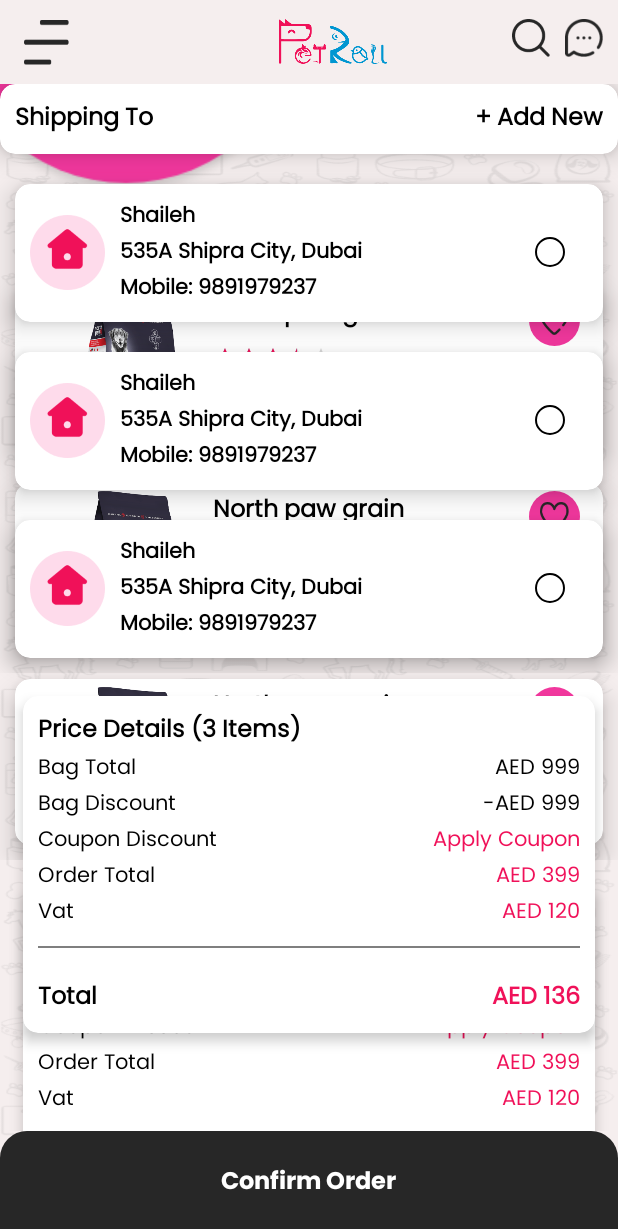
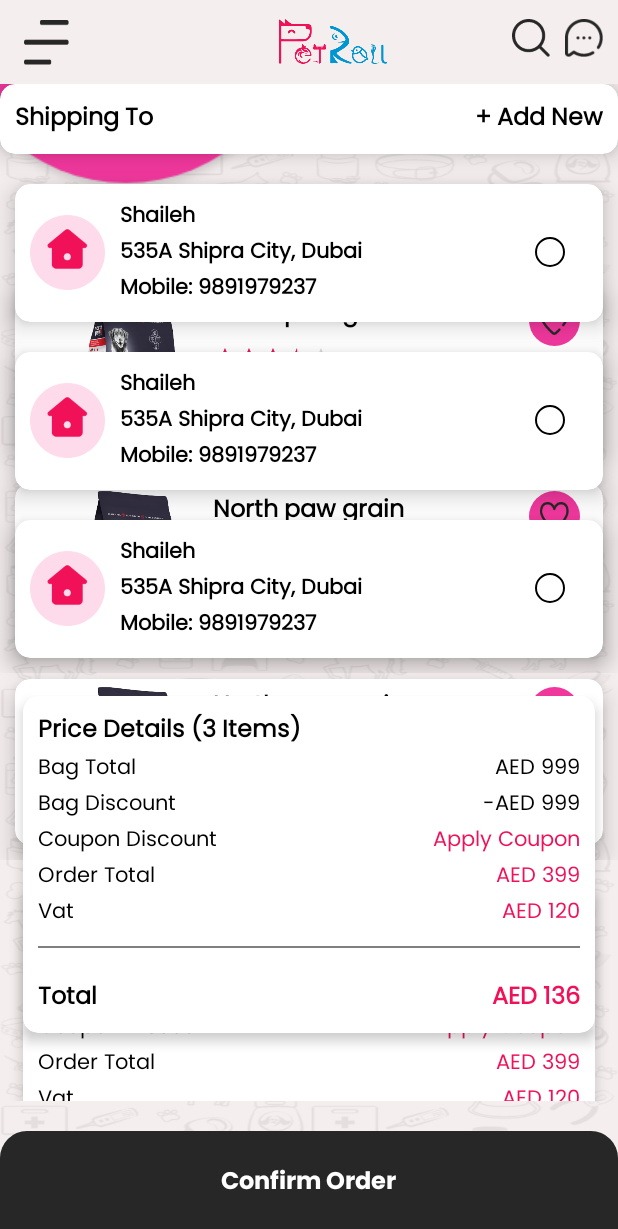
Before and after one commit to aman-adsandurl/petroll_user, an Android app: the fragment AddressFragment placed in its activity, on a phone screen of 412 x 824 dp. Shown: the top 1229 px of the screen. Run offline under Robolectric (Android 15) with nearby library versions, the phone set to English and light mode, and no system bars; libraries missing offline, so code that uses them is left out: com.etebarian.meowbottomnavigation; plain views replace MeowBottomNavigation; 7 statements that could not run were skipped.

Commit message:
activity_base: fixed bottom margin

```diff
--- a/app/src/main/res/layout/activity_base.xml
+++ b/app/src/main/res/layout/activity_base.xml
@@ -1,50 +1,53 @@
 <?xml version="1.0" encoding="utf-8"?>
 <androidx.drawerlayout.widget.DrawerLayout xmlns:android="http://schemas.android.com/apk/res/android"
+    xmlns:app="http://schemas.android.com/apk/res-auto"
+    xmlns:tools="http://schemas.android.com/tools"
+    android:id="@+id/drawer"
     android:layout_width="match_parent"
-    xmlns:app="http://schemas.android.com/apk/res-auto"
-    android:id="@+id/drawer"
-    android:fitsSystemWindows="true"
-    android:layout_height="match_parent">
+    android:layout_height="match_parent"
+    android:fitsSystemWindows="true">
 
     <RelativeLayout
         android:layout_width="match_parent"
-        android:background="@color/overlay_bg"
-        android:layout_height="match_parent">
+        android:layout_height="match_parent"
+        android:background="@color/overlay_bg">
 
         <RelativeLayout
             android:layout_width="match_parent"
             android:layout_height="match_parent"
             android:background="@drawable/screen_bg">
+
             <LinearLayout
                 android:layout_width="match_parent"
-        android:orientation="vertical"
-        android:layout_marginBottom="@dimen/dimen50"
-        android:layout_height="match_parent">
+                android:layout_height="match_parent"
+                android:layout_marginBottom="@dimen/dimen70"
+                android:orientation="vertical">
 
                 <include
                     android:id="@+id/toolbar"
-            layout="@layout/layout_toolbar"/>
+                    layout="@layout/layout_toolbar" />
 
                 <FrameLayout
                     android:id="@+id/content"
                     android:layout_width="match_parent"
-            android:layout_height="match_parent"/>
+                    android:layout_height="match_parent" />
 
                 <FrameLayout
                     android:id="@+id/content_activity"
                     android:layout_width="match_parent"
-            android:visibility="gone"
-            android:layout_height="match_parent"/>
+                    android:layout_height="match_parent"
+                    android:visibility="gone" />
 
             </LinearLayout>
 
             <RelativeLayout
-                android:visibility="gone"
                 android:id="@+id/rl_next"
                 android:layout_width="match_parent"
                 android:layout_height="@dimen/dimen70"
                 android:layout_alignParentBottom="true"
-                android:background="@drawable/button_curve">
+                android:background="@drawable/button_curve"
+                android:visibility="gone"
+                tools:visibility="visible">
 
                 <androidx.appcompat.widget.AppCompatTextView
                     android:id="@+id/tv_button"
@@ -75,16 +78,16 @@
         android:layout_width="wrap_content"
         android:layout_height="match_parent"
         android:layout_gravity="start"
-        app:itemTextAppearance="@style/Style_TextView"
         android:background="@color/overlay_bg"
         app:headerLayout="@layout/nav_header_main"
+        app:itemTextAppearance="@style/Style_TextView"
         app:menu="@menu/navigation_menu">
 
         <RelativeLayout
             android:id="@+id/header_bg"
-            android:background="@drawable/screen_bg"
             android:layout_width="match_parent"
-            android:layout_height="match_parent"/>
+            android:layout_height="match_parent"
+            android:background="@drawable/screen_bg" />
 
     </com.google.android.material.navigation.NavigationView>
 </androidx.drawerlayout.widget.DrawerLayout>
```
Lines whose indentation alone changed are shown as unchanged.
